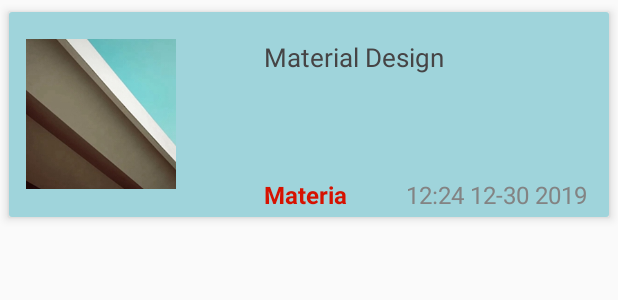
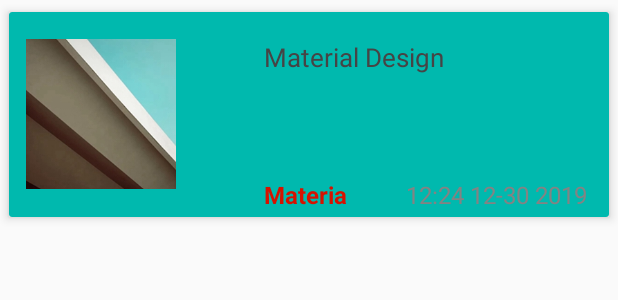
Before and after one commit to TheKeyDU/Keyframework, an Android app: the layout item_content_small.xml on its own in the app's theme, with its tools: preview values and no code run, on a phone screen of 412 x 824 dp. Shown: the top 300 px of the screen. Run offline under Robolectric (Android 15) with nearby library versions, the phone set to English and light mode, and no system bars.

Commit message:
save ing

```diff
--- a/app/src/main/res/layout/app_bar_main.xml
+++ b/app/src/main/res/layout/app_bar_main.xml
@@ -19,7 +19,7 @@
             app:titleMarginStart="50dp"
             app:logo="@mipmap/app_icon"
             app:title="@string/app_name"
-            android:background="#23000000" />
+            android:background="#1976D2" />
 
     </com.google.android.material.appbar.AppBarLayout>
 
--- a/app/src/main/res/layout/content_main.xml
+++ b/app/src/main/res/layout/content_main.xml
@@ -22,6 +22,6 @@
         android:layout_marginStart="0dp"
         android:layout_marginEnd="0dp"
         android:layout_gravity="bottom"
-        android:background="#1B5D66"
+        android:background="#1976D2"
         app:menu="@menu/bottom_nav_menu" />
 </androidx.constraintlayout.widget.ConstraintLayout>
--- a/app/src/main/res/layout/item_content_small.xml
+++ b/app/src/main/res/layout/item_content_small.xml
@@ -9,7 +9,7 @@
     android:clickable="true"
     android:foreground="?attr/selectableItemBackground"
     android:paddingTop="5dp"
-    app:cardBackgroundColor="#e6e6e6"
+    app:cardBackgroundColor="#00BFA5"
     app:cardCornerRadius="@dimen/cardview_cardCorner"
     app:cardElevation="@dimen/cardview_elevation"
     app:cardPreventCornerOverlap="true"
--- a/app/src/main/res/layout/item_overview_pager.xml
+++ b/app/src/main/res/layout/item_overview_pager.xml
@@ -17,7 +17,7 @@
     app:cardUseCompatPadding="true">
 
     <androidx.constraintlayout.widget.ConstraintLayout
-        android:background="@color/colorAccent"
+        android:background="#E65100"
         android:layout_width="match_parent"
         android:layout_height="match_parent">
         <androidx.appcompat.widget.AppCompatImageView
```
